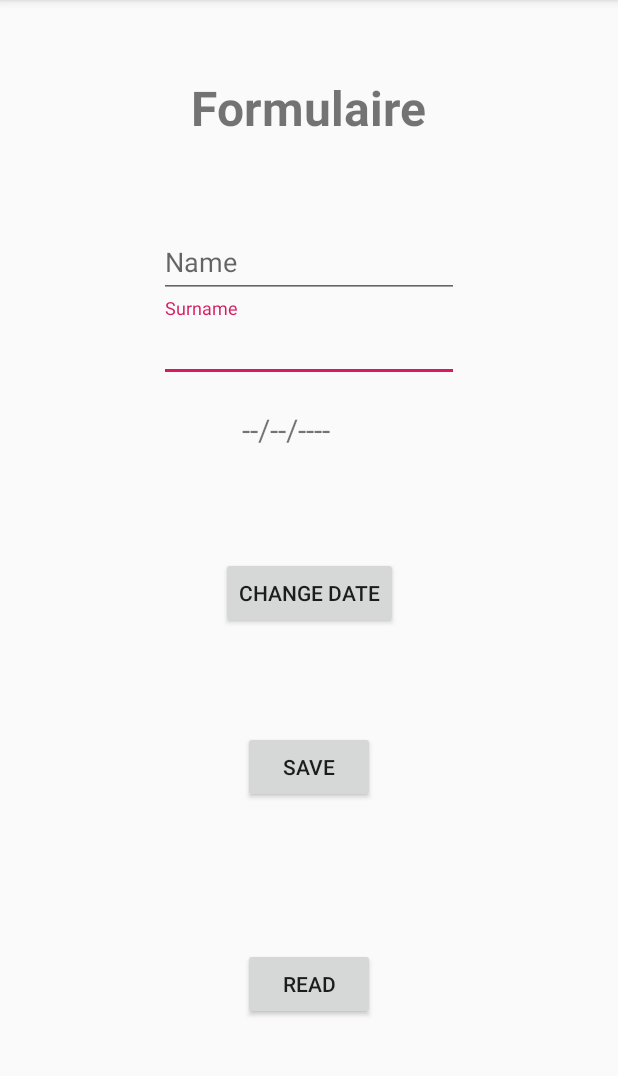
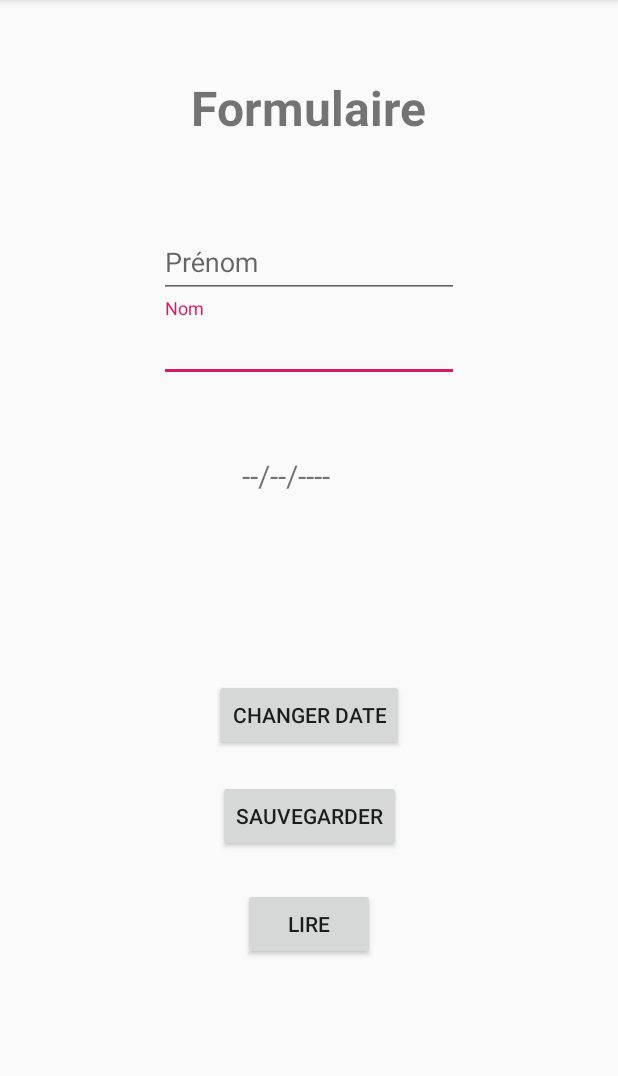
Before and after one commit to EvannDev/AndroidKtlToolBox, an Android app: the FormActivity screen opened directly, with no data from a screen before it, on a phone screen of 412 x 824 dp, the part 84-1160 px from its top. Run offline under Robolectric (Android 15) with nearby library versions, the phone set to English and light mode, and no system bars.

Commit message:
trad Fr/opt button home/add perm

```diff
--- a/app/src/main/AndroidManifest.xml
+++ b/app/src/main/AndroidManifest.xml
@@ -1,6 +1,10 @@
 <?xml version="1.0" encoding="utf-8"?>
 <manifest xmlns:android="http://schemas.android.com/apk/res/android"
     package="fr.isen.debailliencourt.android">
+
+    <!-- PermissionActivity -->
+    <uses-permission-sdk-23 android:name="android.permission.CAMERA"/>
+    <uses-permission android:name="android.permission.READ_EXTERNAL_STORAGE"/>
 
     <application
         android:allowBackup="true"
@@ -9,7 +13,7 @@
         android:roundIcon="@mipmap/ic_launcher_round"
         android:supportsRtl="true"
         android:theme="@style/AppTheme">
-        <activity android:name=".activity.Permissions"></activity>
+        <activity android:name=".activity.PermissionActivity"></activity>
         <activity android:name=".activity.FormActivity" />
         <activity android:name=".activity.LifeCycleActivity" />
         <activity android:name=".activity.HomeActivity" />
--- a/app/src/main/res/layout/activity_form.xml
+++ b/app/src/main/res/layout/activity_form.xml
@@ -18,7 +18,7 @@
             android:id="@+id/textInputSurname"
             android:layout_width="match_parent"
             android:layout_height="wrap_content"
-            android:hint="Surname" />
+            android:hint="@string/surnameForm" />
     </com.google.android.material.textfield.TextInputLayout>
 
     <com.google.android.material.textfield.TextInputLayout
@@ -35,7 +35,7 @@
             android:id="@+id/textInputName"
             android:layout_width="match_parent"
             android:layout_height="wrap_content"
-            android:hint="Name" />
+            android:hint="@string/nameForm" />
     </com.google.android.material.textfield.TextInputLayout>
 
     <TextView
@@ -71,7 +71,7 @@
         app:layout_constraintEnd_toEndOf="parent"
         app:layout_constraintStart_toStartOf="parent"
         app:layout_constraintTop_toBottomOf="@+id/Surname"
-        app:layout_constraintVertical_bias="0.63" />
+        app:layout_constraintVertical_bias="0.90999997" />
 
     <Button
         android:id="@+id/buttonSave"
@@ -81,7 +81,8 @@
         app:layout_constraintBottom_toBottomOf="parent"
         app:layout_constraintEnd_toEndOf="parent"
         app:layout_constraintStart_toStartOf="parent"
-        app:layout_constraintTop_toBottomOf="@+id/Surname" />
+        app:layout_constraintTop_toBottomOf="@+id/Surname"
+        app:layout_constraintVertical_bias="0.57" />
 
     <Button
         android:id="@+id/buttonRead"
@@ -92,7 +93,8 @@
         app:layout_constraintBottom_toBottomOf="parent"
         app:layout_constraintEnd_toEndOf="parent"
         app:layout_constraintStart_toStartOf="parent"
-        app:layout_constraintTop_toBottomOf="@+id/buttonSave" />
+        app:layout_constraintTop_toBottomOf="@+id/buttonSave"
+        app:layout_constraintVertical_bias="0.110000014" />
 
 
 </androidx.constraintlayout.widget.ConstraintLayout>
--- a/app/src/main/res/layout/activity_permissions.xml
+++ b/app/src/main/res/layout/activity_permissions.xml
@@ -4,13 +4,15 @@
     xmlns:tools="http://schemas.android.com/tools"
     android:layout_width="match_parent"
     android:layout_height="match_parent"
-    tools:context=".activity.Permissions">
+    tools:context=".activity.PermissionActivity">
 
     <TextView
         android:id="@+id/titlePerm"
         android:layout_width="wrap_content"
         android:layout_height="wrap_content"
         android:text="@string/titlePerm"
+        android:textSize="24sp"
+        android:textStyle="bold"
         app:layout_constraintBottom_toBottomOf="parent"
         app:layout_constraintEnd_toEndOf="parent"
         app:layout_constraintStart_toStartOf="parent"
--- a/app/src/main/res/values/strings.xml
+++ b/app/src/main/res/values/strings.xml
@@ -3,10 +3,10 @@
     <string name="app_name">Log ISEN</string>
 
     <!-- Login -->
-    <string name="button">Login</string>
-    <string name="connexion">LOG IN</string>
-    <string name="password">password</string>
-    <string name="loginUser">username</string>
+    <string name="button">connexion</string>
+    <string name="connexion">Connexion</string>
+    <string name="password">mot de passe</string>
+    <string name="loginUser">identifiant</string>
 
     <!-- Home -->
     <string name="logo">logo_isen</string>
@@ -17,15 +17,17 @@
     <string name="desWeb">Web</string>
 
     <!-- Life Cycle -->
-    <string name="textFrag1">Frag1</string>
-    <string name="textFrag2">Frag2</string>
-    <string name="buttonFrag">Switch</string>
+    <string name="textFrag1">Fragement 1</string>
+    <string name="textFrag2">Fragement 2</string>
+    <string name="buttonFrag">Changer</string>
 
     <!-- Form -->
-    <string name="form_alert">Data</string>
-    <string name="readForm">Read</string>
-    <string name="saveForm">Save</string>
-    <string name="changeDateForm">Change Date</string>
+    <string name="form_alert">Données</string>
+    <string name="nameForm">Prénom</string>
+    <string name="surnameForm">Nom</string>
+    <string name="readForm">Lire</string>
+    <string name="saveForm">Sauvegarder</string>
+    <string name="changeDateForm">Changer date</string>
     <string name="titleForm">Formulaire</string>
 
     <!-- Perm -->
```
Also changed, not shown: app/src/main/java/fr/isen/debailliencourt/android/activity/HomeActivity.kt (+12 -15 lines), app/src/main/java/fr/isen/debailliencourt/android/activity/PermissionActivity.kt (added, +40 -0 lines), app/src/main/java/fr/isen/debailliencourt/android/activity/Permissions.kt (deleted, +0 -13 lines), app/src/main/res/layout/activity_home.xml (+40 -0 lines).
